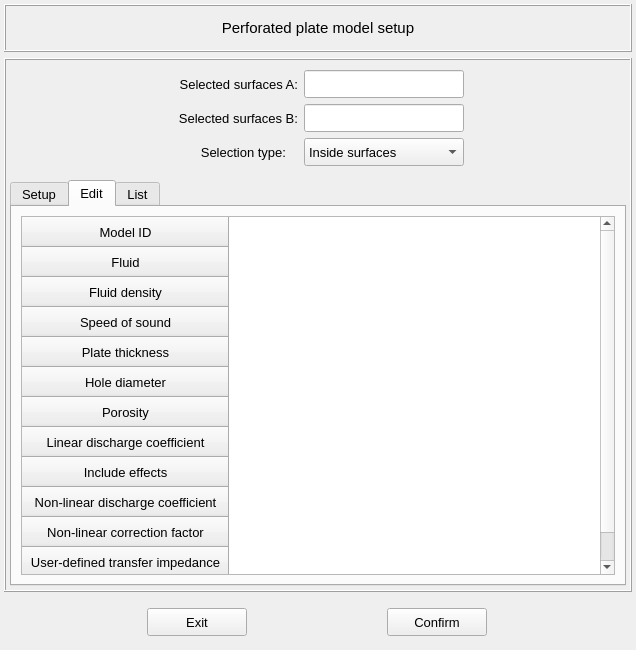
The window that vibra/interface/data/ui_files/model/setup/acoustic/perforated_plate_model_inputs.ui (MOPT-UFSC/VIBRA) describes before a commit, drawn with Qt 5.
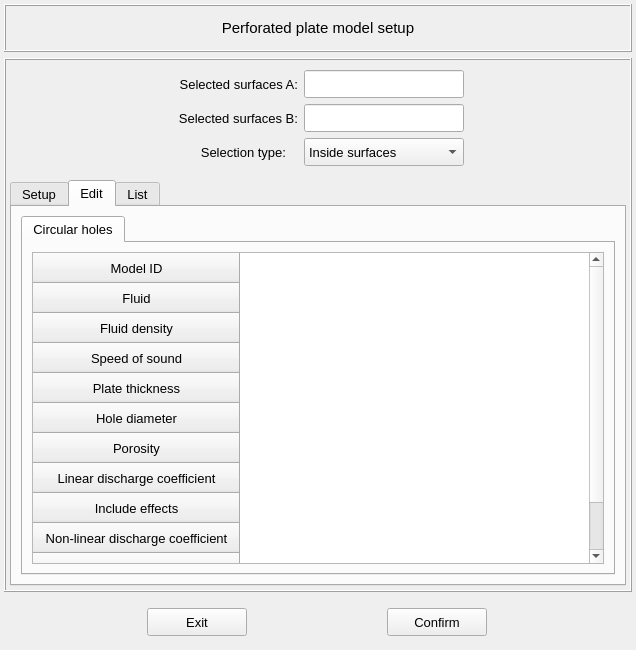
The same window after the commit. The open tabs and pages were chosen to show the change. Icons and pictures are not drawn.

Commit message: Adapts PerforatedPlateModels to work correctly with the new perforated plate model data

The edit to the form file:
```diff
--- a/vibra/interface/data/ui_files/model/setup/acoustic/perforated_plate_model_inputs.ui
+++ b/vibra/interface/data/ui_files/model/setup/acoustic/perforated_plate_model_inputs.ui
@@ -1790,6 +1790,16 @@
          </attribute>
          <layout class="QGridLayout" name="gridLayout_13">
           <item row="0" column="0">
+           <widget class="QTabWidget" name="edit_tabWidget">
+            <property name="currentIndex">
+             <number>0</number>
+            </property>
+            <widget class="QWidget" name="tab_circular_holes">
+             <attribute name="title">
+              <string>Circular holes</string>
+             </attribute>
+             <layout class="QGridLayout" name="gridLayout_14">
+              <item row="0" column="0">
            <widget class="QTableWidget" name="edit_tableWidget">
             <attribute name="horizontalHeaderVisible">
              <bool>false</bool>
@@ -1890,6 +1900,10 @@
               <set>AlignCenter</set>
              </property>
             </row>
+               </widget>
+              </item>
+             </layout>
+            </widget>
            </widget>
           </item>
          </layout>
```
Lines whose indentation alone changed are shown as unchanged. The commit also changes 5 other files.
